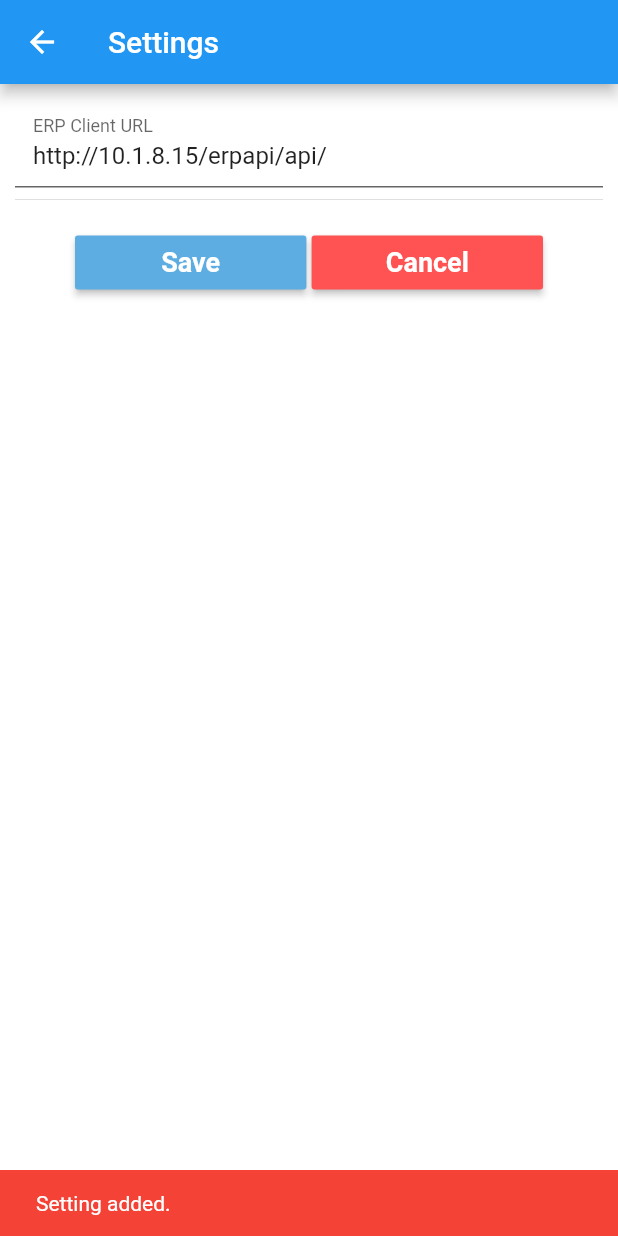
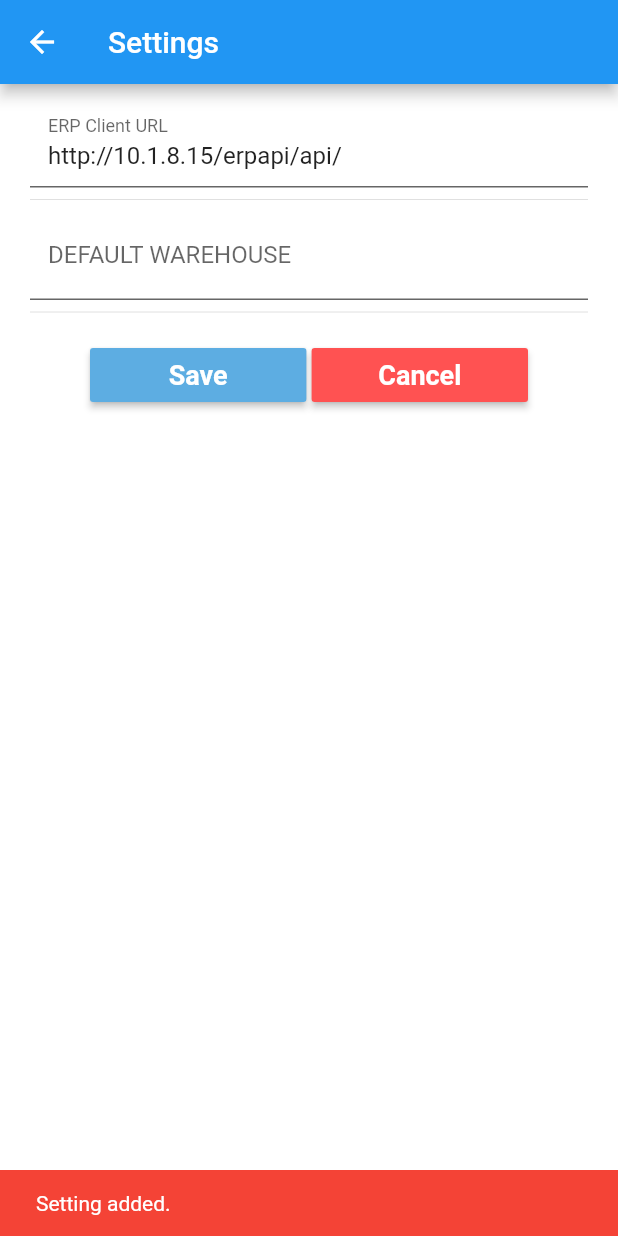
Before and after one commit to mokth/flutter_erpclient, a Flutter app: the SettingPage screen opened directly, after a tap on "Save", on a phone screen of 412 x 824 dp. Run offline on Flutter 3.47's test engine with Material 2 defaults, Android fonts, the phone set to English and light mode, and no system bars; our stand-ins replace animated_text_kit, bloc, connectivity, date_format, equatable, flutter_bloc and 3 more; missing offline and left inert: barcode_scan, corsac_jwt, jaguar_query_sqflite; accounts and stored records are empty; network calls fail; statements that could not run were skipped.

Commit message:
add default warehouse in settings

```diff
--- a/lib/base/datahelper.dart
+++ b/lib/base/datahelper.dart
@@ -23,7 +23,7 @@ class DataHelperSingleton {
   }
 
    Future updateSetting(Setting setting) async {
-      await _settingBean.update(setting.id, setting.url);
+      await _settingBean.update(setting.id, setting.url,setting.defwh);
       this.APIURL = setting.url;
   }
 
--- a/lib/model/bean/settingbean.dart
+++ b/lib/model/bean/settingbean.dart
@@ -10,6 +10,7 @@ class SettingBean  {
 
   final IntField id = new IntField('_id');
   final StrField url = new StrField('url');
+  final StrField wh = new StrField('wh');
 
   String get tableName => 'settings';
 
@@ -49,7 +50,8 @@ class SettingBean  {
   Future<Null> createTable() async {
     final st = new Create(tableName, ifNotExists: true)
         .addInt('_id', primary: true,autoIncrement: true)
-        .addStr('url', isNullable: true);
+        .addStr('url', isNullable: true)
+        .addStr('wh', isNullable: true);
     try {
       await getAdapter();
       await this._adapter.connect();
@@ -66,6 +68,7 @@ class SettingBean  {
 
     inserter.set(id, setting.id);
     inserter.set(url, setting.url);
+    inserter.set(wh, setting.defwh);
     try {
       await getAdapter();
        await this._adapter.connect();
@@ -79,11 +82,12 @@ class SettingBean  {
   }
 
   /// Updates a sett
-  Future update(int id, String url) async {
+  Future update(int id, String url,String defWh) async {
     Update updater = new Update(tableName);
     updater.where(this.id.eq(id));
 
     updater.set(this.url, url);
+    updater.set(this.wh, defWh);
     try {
       await getAdapter();
       await this._adapter.connect();
@@ -107,6 +111,7 @@ class SettingBean  {
       Map map = await this._adapter.findOne(updater);
       sett.id = map['_id'];
       sett.url = map['url'];
+      sett.defwh = map['wh'];
     } catch (e) {
       print(e.toString());
     } finally {
@@ -129,6 +134,7 @@ class SettingBean  {
 
         sett.id = map['_id'];
         sett.url = map['url'];
+        sett.defwh = map['wh'];
         setts.add(sett);
       }
     } catch (e) {
--- a/lib/model/setting.dart
+++ b/lib/model/setting.dart
@@ -1,8 +1,9 @@
 class Setting{
   int id;
   String url;
+  String defwh;
 
   Setting();
-  Setting.make(this.id,this.url);
+  Setting.make(this.id,this.url,this.defwh);
   String toString()=>'$id $url';
 }
--- a/lib/pages/Settings/setting.dart
+++ b/lib/pages/Settings/setting.dart
@@ -14,10 +14,12 @@ class SettingPage extends StatefulWidget {
 class _SettingPageState extends State<SettingPage> {
   final _scaffoldKey = GlobalKey<ScaffoldState>();
   final _urlController = TextEditingController();
+  final _whController = TextEditingController();
   final DataHelperSingleton _datahlp = DataHelperSingleton.getInstance();
   AuthenticationBloc authenticationBloc;
   List<Setting> _setts;
   Setting _setting;
+
   @override
   void initState() {
     super.initState();
@@ -27,7 +29,8 @@ class _SettingPageState extends State<SettingPage> {
       if (_setts.length>0){
          _setting = _setts[0];
          print("found seting "+_setting.url);
-         _urlController.text= _setting.url;
+         _urlController.text = _setting.url;
+         _whController.text = _setting.defwh;
       }else {
         //test only
         _urlController.text="http://10.1.8.15/erpapi/api/";
@@ -44,7 +47,7 @@ class _SettingPageState extends State<SettingPage> {
         title: Text('Settings'),
       ),
       body: Container(
-        padding: EdgeInsets.all(10.0),
+        padding: EdgeInsets.fromLTRB(20, 10, 20, 10),
         width: MediaQuery.of(context).size.width,
         height: MediaQuery.of(context).size.height,
         decoration: BoxDecoration(color: Colors.white),
@@ -58,6 +61,15 @@ class _SettingPageState extends State<SettingPage> {
                   filled: true,
                   fillColor: Colors.white),
               controller: _urlController,
+            ),
+            Divider(),
+             TextFormField(
+              enabled: true,
+              decoration: InputDecoration(
+                  labelText: 'DEFAULT WAREHOUSE',
+                  filled: true,
+                  fillColor: Colors.white),
+              controller: _whController,
             ),
             Divider(),
             actionButtons(),
@@ -113,6 +125,7 @@ class _SettingPageState extends State<SettingPage> {
     }
     try{
      _setting.url = _urlController.text.trim().toLowerCase();
+     _setting.defwh = _whController.text.trim().toUpperCase();
      if(isAddMode){
        _setting.id=0;
       await _datahlp.insertSetting(_setting);
```
Also changed, not shown: lib/relocate/relocate.dart (+23 -3 lines).
